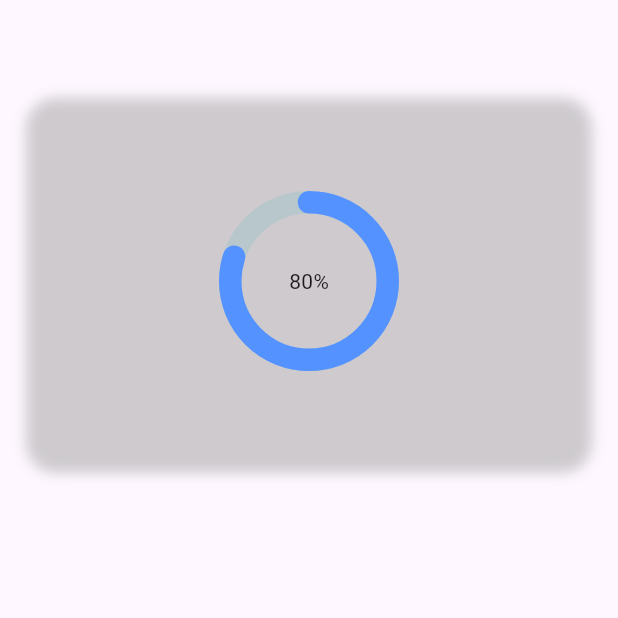
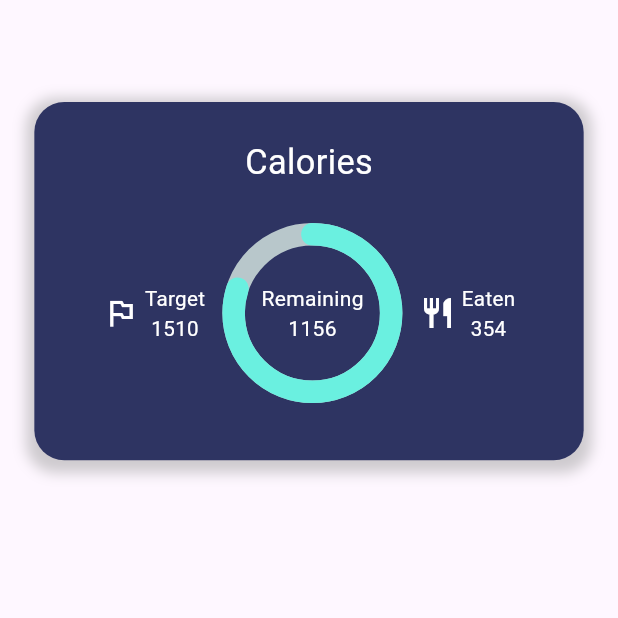
Before and after one commit to gt-lcy96/minFit, a Flutter app: the screen it shows after launch, on a phone screen of 412 x 824 dp, the top half of it. Run offline on Flutter 3.47's test engine with Material 3 defaults, Android fonts, the phone set to English and light mode, and no system bars; drawn by our look-alikes of percent_indicator; our stand-ins replace flutter_screenutil, get.

Commit message:
create Calories chart

```diff
--- a/lib/constants/colors.dart
+++ b/lib/constants/colors.dart
@@ -2,4 +2,13 @@ import 'package:flutter/material.dart';
 
 class AppColors {
   static const onSurfaceTextColor = Colors.white;
+  static const primaryLightColor = Color.fromARGB(255, 106, 240, 224);
+
+  static const Color primaryDarkColorDark = Color.fromARGB(255, 46, 52, 98);
+  static const Color primaryColorDark = Color.fromARGB(255, 153, 179, 225);
+
+  static const mainGradientDark = LinearGradient(
+    begin: Alignment.topRight,
+    end: Alignment.bottomLeft,
+    colors: [primaryDarkColorDark, primaryColorDark]);
 }
--- a/lib/pages/home/view.dart
+++ b/lib/pages/home/view.dart
@@ -2,6 +2,8 @@ import 'package:flutter/material.dart';
 import 'package:flutter_screenutil/flutter_screenutil.dart';
 import 'package:get/get.dart';
 import 'package:min_fitness/constants/colors.dart';
+import 'package:min_fitness/widgets/appIcon_text.dart';
+import 'package:min_fitness/widgets/colored_text.dart';
 import 'package:min_fitness/widgets/shadow_card.dart';
 import 'package:percent_indicator/percent_indicator.dart';
 
@@ -20,13 +22,70 @@ class HomePage extends StatelessWidget {
             margin: EdgeInsets.symmetric(horizontal: 20.w, vertical: 10.h),
             child: ShadowedCard(
               width: Get.width * 0.8,
-              child: CircularPercentIndicator(
-                radius: 60.0,
-                lineWidth: 15.0,
-                percent: 0.8,
-                center: new Text("80%"),
-                progressColor: Color.fromARGB(255, 84, 147, 255),
-                circularStrokeCap: CircularStrokeCap.round,
+              child: Column(
+                mainAxisAlignment: MainAxisAlignment.start,
+                children: [
+                  SizedBox(
+                    height: 20.h,
+                  ),
+                  ColoredText(
+                    text: 'Calories',
+                    fontSize: 20,
+                  ),
+                  SizedBox(
+                    height: 20.h,
+                  ),
+                  Row(
+                    mainAxisAlignment: MainAxisAlignment.center,
+                    children: [
+                      AppIconText(
+                          icon: Icon(Icons.outlined_flag,
+                              color: AppColors.onSurfaceTextColor),
+                          text: Column(
+                            children: [
+                              ColoredText(text: 'Target', fontSize: 12),
+                              ColoredText(
+                                text: '1510',
+                                fontSize: 12,
+                              ),
+                            ],
+                          )),
+                      SizedBox(width: 10.w),
+                      CircularPercentIndicator(
+                        radius: 60.0,
+                        lineWidth: 15.0,
+                        percent: 0.8,
+                        center: Column(
+                          mainAxisAlignment: MainAxisAlignment.center,
+                          children: [
+                            Text("Remaining",
+                                style: TextStyle(
+                                    color: AppColors.onSurfaceTextColor)),
+                            Text("1156",
+                                style: TextStyle(
+                                    color: AppColors.onSurfaceTextColor)),
+                          ],
+                        ),
+                        progressColor: AppColors.primaryLightColor,
+                        circularStrokeCap: CircularStrokeCap.round,
+                      ),
+                      SizedBox(width: 10.w),
+                      AppIconText(
+                        icon: Icon(Icons.restaurant,
+                            color: AppColors.onSurfaceTextColor),
+                        text: Column(
+                          children: [
+                            ColoredText(text: 'Eaten', fontSize: 12),
+                            ColoredText(
+                              text: '${1510 - 1156}',
+                              fontSize: 12,
+                            ),
+                          ],
+                        ),
+                      ),
+                    ],
+                  ),
+                ],
               ),
             ),
           )
```
